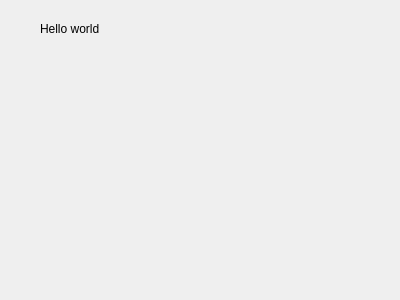
Qt form packetinfodialog.ui (AONunan/FinalYearProject) before a commit.
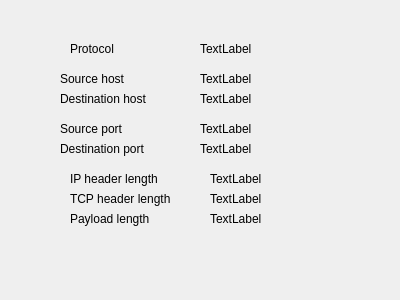
The same form after that commit.

Commit message: Added details to PacketInfoDialog popup

```diff
--- a/packetinfodialog.ui
+++ b/packetinfodialog.ui
@@ -13,17 +13,212 @@
   <property name="windowTitle">
    <string>Dialog</string>
   </property>
+  <widget class="QLabel" name="label_2">
+   <property name="geometry">
+    <rect>
+     <x>60</x>
+     <y>120</y>
+     <width>121</width>
+     <height>17</height>
+    </rect>
+   </property>
+   <property name="text">
+    <string>Source port</string>
+   </property>
+  </widget>
+  <widget class="QLabel" name="label_3">
+   <property name="geometry">
+    <rect>
+     <x>60</x>
+     <y>140</y>
+     <width>121</width>
+     <height>17</height>
+    </rect>
+   </property>
+   <property name="text">
+    <string>Destination port</string>
+   </property>
+  </widget>
+  <widget class="QLabel" name="label_4">
+   <property name="geometry">
+    <rect>
+     <x>60</x>
+     <y>90</y>
+     <width>121</width>
+     <height>17</height>
+    </rect>
+   </property>
+   <property name="text">
+    <string>Destination host</string>
+   </property>
+  </widget>
+  <widget class="QLabel" name="label_5">
+   <property name="geometry">
+    <rect>
+     <x>60</x>
+     <y>70</y>
+     <width>121</width>
+     <height>17</height>
+    </rect>
+   </property>
+   <property name="text">
+    <string>Source host</string>
+   </property>
+  </widget>
+  <widget class="QLabel" name="label_6">
+   <property name="geometry">
+    <rect>
+     <x>70</x>
+     <y>40</y>
+     <width>59</width>
+     <height>17</height>
+    </rect>
+   </property>
+   <property name="text">
+    <string>Protocol</string>
+   </property>
+  </widget>
+  <widget class="QLabel" name="label_src_host">
+   <property name="geometry">
+    <rect>
+     <x>200</x>
+     <y>70</y>
+     <width>171</width>
+     <height>17</height>
+    </rect>
+   </property>
+   <property name="text">
+    <string>TextLabel</string>
+   </property>
+  </widget>
+  <widget class="QLabel" name="label_dst_host">
+   <property name="geometry">
+    <rect>
+     <x>200</x>
+     <y>90</y>
+     <width>171</width>
+     <height>17</height>
+    </rect>
+   </property>
+   <property name="text">
+    <string>TextLabel</string>
+   </property>
+  </widget>
+  <widget class="QLabel" name="label_src_port">
+   <property name="geometry">
+    <rect>
+     <x>200</x>
+     <y>120</y>
+     <width>151</width>
+     <height>17</height>
+    </rect>
+   </property>
+   <property name="text">
+    <string>TextLabel</string>
+   </property>
+  </widget>
+  <widget class="QLabel" name="label_dst_port">
+   <property name="geometry">
+    <rect>
+     <x>200</x>
+     <y>140</y>
+     <width>151</width>
+     <height>17</height>
+    </rect>
+   </property>
+   <property name="text">
+    <string>TextLabel</string>
+   </property>
+  </widget>
+  <widget class="QLabel" name="label_protocol">
+   <property name="geometry">
+    <rect>
+     <x>200</x>
+     <y>40</y>
+     <width>161</width>
+     <height>17</height>
+    </rect>
+   </property>
+   <property name="text">
+    <string>TextLabel</string>
+   </property>
+  </widget>
   <widget class="QLabel" name="label">
    <property name="geometry">
     <rect>
-     <x>40</x>
-     <y>20</y>
+     <x>70</x>
+     <y>170</y>
      <width>111</width>
      <height>17</height>
     </rect>
    </property>
    <property name="text">
-    <string>Hello world</string>
+    <string>IP header length</string>
+   </property>
+  </widget>
+  <widget class="QLabel" name="label_7">
+   <property name="geometry">
+    <rect>
+     <x>70</x>
+     <y>190</y>
+     <width>111</width>
+     <height>17</height>
+    </rect>
+   </property>
+   <property name="text">
+    <string>TCP header length</string>
+   </property>
+  </widget>
+  <widget class="QLabel" name="label_8">
+   <property name="geometry">
+    <rect>
+     <x>70</x>
+     <y>210</y>
+     <width>101</width>
+     <height>17</height>
+    </rect>
+   </property>
+   <property name="text">
+    <string>Payload length</string>
+   </property>
+  </widget>
+  <widget class="QLabel" name="label_ip_length">
+   <property name="geometry">
+    <rect>
+     <x>210</x>
+     <y>170</y>
+     <width>151</width>
+     <height>17</height>
+    </rect>
+   </property>
+   <property name="text">
+    <string>TextLabel</string>
+   </property>
+  </widget>
+  <widget class="QLabel" name="label_tcp_length">
+   <property name="geometry">
+    <rect>
+     <x>210</x>
+     <y>190</y>
+     <width>151</width>
+     <height>17</height>
+    </rect>
+   </property>
+   <property name="text">
+    <string>TextLabel</string>
+   </property>
+  </widget>
+  <widget class="QLabel" name="label_payload_length">
+   <property name="geometry">
+    <rect>
+     <x>210</x>
+     <y>210</y>
+     <width>121</width>
+     <height>17</height>
+    </rect>
+   </property>
+   <property name="text">
+    <string>TextLabel</string>
    </property>
   </widget>
  </widget>
```
The commit also changes 2 other files.
